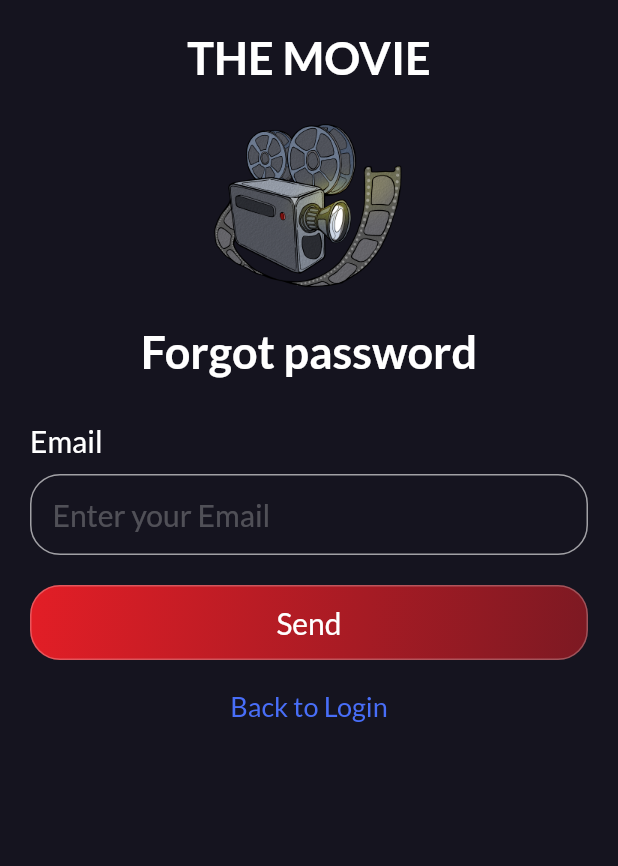
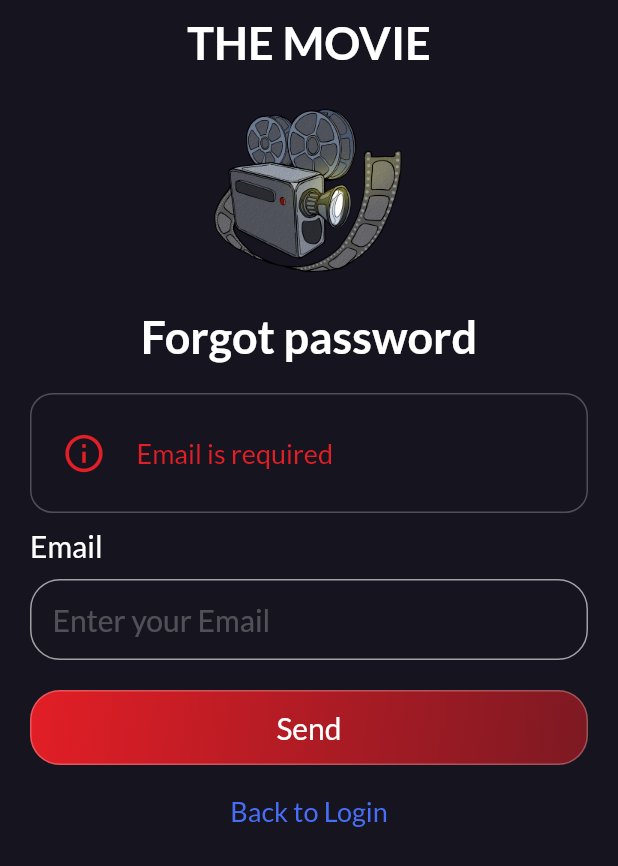
Before and after one commit to viettranvan/TheMovie, a Flutter app: the ForgotPasswordPage screen opened directly, after a tap on "Send", on a phone screen of 412 x 824 dp. Shown: the top 866 px of the screen. Run offline on Flutter 3.47's test engine with Material 2 defaults, Android fonts, the phone set to English and light mode, and no system bars; our stand-ins replace firebase_auth, firebase_core, readmore; accounts and stored records are empty.

Commit message:
validation, add firebase, authentication

```diff
--- a/lib/pages/auth/forgot_password_page.dart
+++ b/lib/pages/auth/forgot_password_page.dart
@@ -1,5 +1,7 @@
+import 'package:firebase_auth/firebase_auth.dart';
 import 'package:flutter/material.dart';
 import 'package:the_movie/pages/auth/login_page.dart';
+import 'package:the_movie/validation/validation.dart';
 import 'package:the_movie/values/values.dart';
 import 'package:the_movie/widgets/widgets.dart';
 
@@ -13,6 +15,30 @@ class ForgotPasswordPage extends StatefulWidget {
 class _ForgotPasswordPageState extends State<ForgotPasswordPage> {
   final _emailController = TextEditingController();
 
+  String errorMessage = '';
+  void onSendEmail()async{
+    String email = _emailController.text;
+    if(email.isEmpty){
+      setState(() {
+        errorMessage = 'Email is required';
+      });
+    }else{
+      bool validEmail = Validation().validatorEmail(email);
+      if(!validEmail){
+        setState(() {
+          errorMessage = 'Incorrect email format';
+        });
+      }else{
+        FirebaseAuth _auth = FirebaseAuth.instance;
+        try{
+          await _auth.sendPasswordResetEmail(email: email);
+        }catch(e){
+          print('error: $e');
+        }
+      }
+    }
+  }
+
   @override
   Widget build(BuildContext context) {
     return Scaffold(
@@ -23,7 +49,7 @@ class _ForgotPasswordPageState extends State<ForgotPasswordPage> {
             child: Column(
               crossAxisAlignment: CrossAxisAlignment.start,
               children: [
-                const SizedBox(height: 20.0),
+                const SizedBox(height: 10.0),
                 Center(
                     child: Text('THE MOVIE',
                         style: kTextSize30w400White.copyWith(
@@ -43,7 +69,9 @@ class _ForgotPasswordPageState extends State<ForgotPasswordPage> {
                     child: Text('Forgot password',
                         style: kTextSize30w400White.copyWith(
                             fontWeight: FontWeight.bold))),
-                const SizedBox(height: 30.0),
+                const SizedBox(height: 20.0),
+                ErrorMessageBox(message: errorMessage),
+                const SizedBox(height: 10.0),
                 const Text('Email', style: kTextSize20w400White),
                 const SizedBox(height: 10.0),
                 ReusableTextField(
@@ -54,7 +82,7 @@ class _ForgotPasswordPageState extends State<ForgotPasswordPage> {
                 ),
                 const SizedBox(height: 20.0),
                 ReusableButton(
-                  onTap: () {},
+                  onTap: () => onSendEmail(),
                   buttonTitle: 'Send',
                   buttonColor: AppColor.red,
                 ),
--- /dev/null
+++ b/lib/validation/validation.dart
@@ -0,0 +1,22 @@
+class Validation{
+
+  bool validatorEmail(String email){
+    String  pattern = r"^[a-zA-Z0-9.a-zA-Z0-9.!#$%&'*+-/=?^_`{|}~]+@[a-zA-Z0-9]+\.[a-zA-Z]+";
+    RegExp regExp = RegExp(pattern);
+    bool emailValid = regExp.hasMatch(email);
+    return emailValid;
+  }
+
+  /// password mush have
+  /// * Uppercase letters: A-Z.
+  /// * Lowercase letters: a-z.
+  /// * Numbers: 0-9.
+  /// * Symbols: ~`!@#$%^&*()_-+={[}]|\:;"'<,>.?/
+  /// at least 6 character
+  bool validatorPassword(String password){
+    String  pattern = r'^(?=.*?[A-Z])(?=.*?[a-z])(?=.*?[0-9])(?=.*?[!@#\$&*~]).{6,}$';
+    RegExp regExp = RegExp(pattern);
+    return regExp.hasMatch(password);
+  }
+
+}
--- a/pubspec.yaml
+++ b/pubspec.yaml
@@ -37,6 +37,8 @@ dependencies:
   cached_network_image: ^3.2.0
   readmore: ^2.1.0
   flutter_staggered_grid_view: ^0.4.1
+  firebase_auth: ^3.3.5
+  firebase_core: ^1.11.0
 
 dev_dependencies:
   flutter_test:
```
Also changed, not shown: lib/main.dart (+6 -2 lines), lib/pages/auth/login_page.dart (+61 -10 lines), lib/pages/auth/sign_up_page.dart (+64 -5 lines), pubspec.lock, 3 other files.
